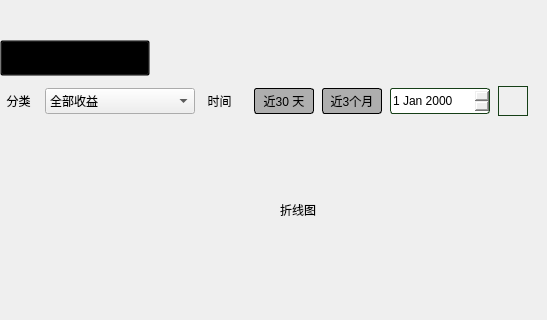
This is VideoPlayer/creator/income/Income.ui in huizhang556/pc-video-player as Qt 5 draws it before an edit; both pictures show x 0 to 547 and y 368 to 688 of the 1105 by 688 pixel window. The edited form follows.
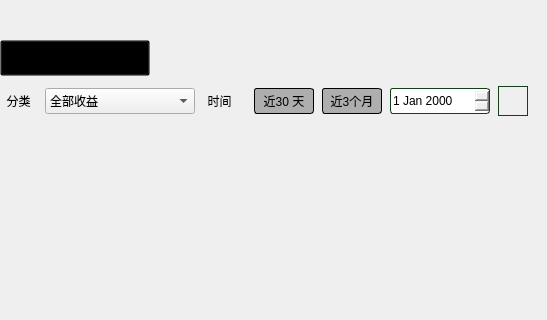
This is the edited form. The open tabs and pages were chosen to show the change. Icons and pictures are not drawn.

Patch:
```diff
--- a/VideoPlayer/creator/income/Income.ui
+++ b/VideoPlayer/creator/income/Income.ui
@@ -1387,21 +1387,7 @@
                  <number>0</number>
                 </property>
                 <item>
-                 <widget class="QWidget" name="widget_lines" native="true">
-                  <widget class="QLabel" name="label_4">
-                   <property name="geometry">
-                    <rect>
-                     <x>280</x>
-                     <y>80</y>
-                     <width>54</width>
-                     <height>12</height>
-                    </rect>
-                   </property>
-                   <property name="text">
-                    <string>折线图</string>
-                   </property>
-                  </widget>
-                 </widget>
+                 <widget class="QWidget" name="widget_lines" native="true"/>
                 </item>
                </layout>
               </widget>
```
Left out of the diff: 2 changed lines with no effect on the pictures.
